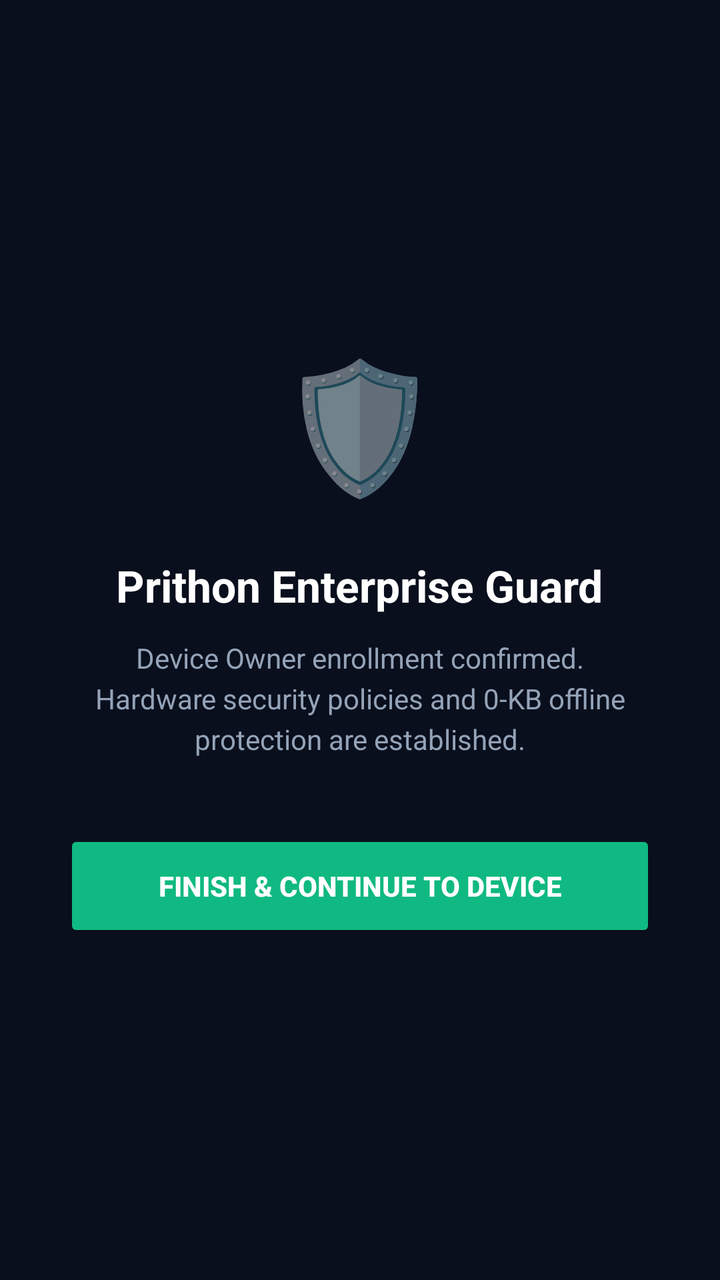
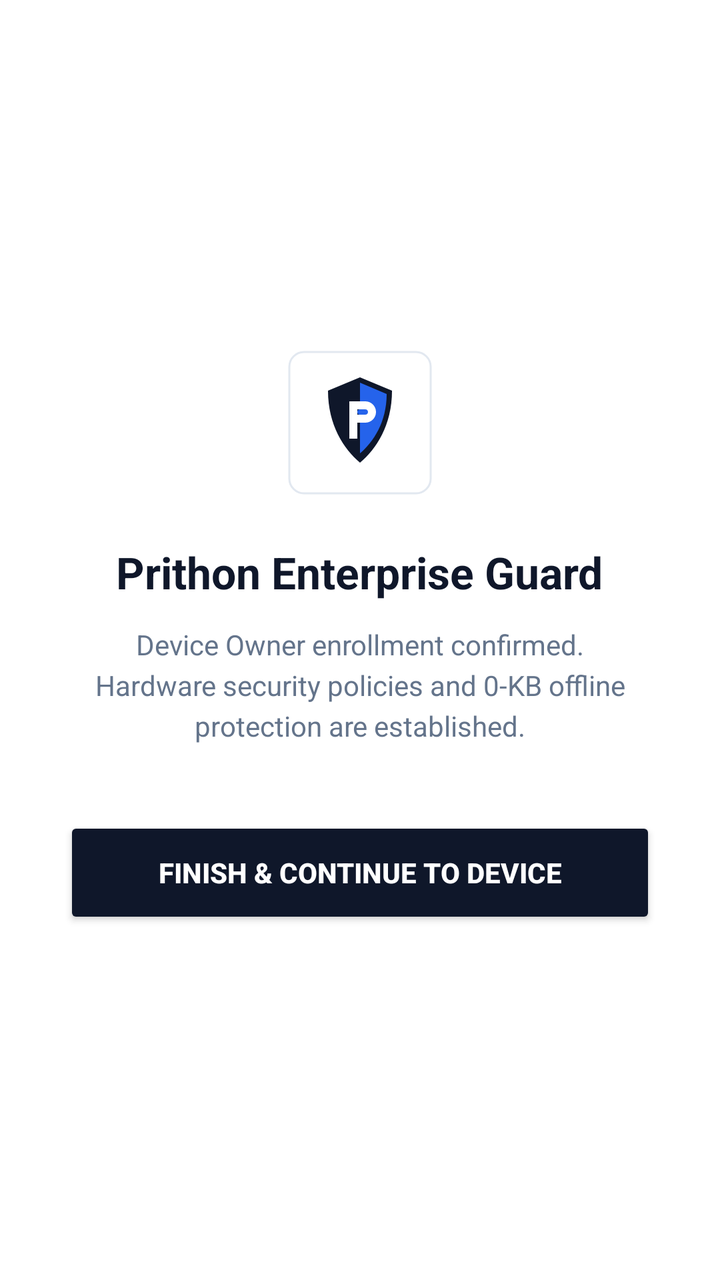

Before-and-after screenshots of an Android layout around one commit, followed by the original layout XML and the change that was made.
<!-- AndroidManifest.xml: application theme Theme.PrithonDpc -->
<!-- res/layout/activity_finalize.xml -->
<?xml version="1.0" encoding="utf-8"?>
<LinearLayout xmlns:android="http://schemas.android.com/apk/res/android"
    android:layout_width="match_parent"
    android:layout_height="match_parent"
    android:orientation="vertical"
    android:gravity="center"
    android:background="@color/bg_dark"
    android:padding="32dp">

    <TextView
        android:layout_width="wrap_content"
        android:layout_height="wrap_content"
        android:text="🛡️"
        android:textSize="64sp"
        android:layout_marginBottom="24dp" />

    <TextView
        android:layout_width="wrap_content"
        android:layout_height="wrap_content"
        android:text="Prithon Enterprise Guard"
        android:textColor="@color/white"
        android:textSize="22sp"
        android:textStyle="bold"
        android:gravity="center"
        android:layout_marginBottom="12dp" />

    <TextView
        android:layout_width="wrap_content"
        android:layout_height="wrap_content"
        android:text="Device Owner enrollment confirmed.\nHardware security policies and 0-KB offline protection are established."
        android:textColor="@color/text_muted"
        android:textSize="14sp"
        android:lineSpacingExtra="4dp"
        android:gravity="center"
        android:layout_marginBottom="36dp" />

    <Button
        android:id="@+id/btnCompleteSetup"
        android:layout_width="match_parent"
        android:layout_height="56dp"
        android:text="FINISH &amp; CONTINUE TO DEVICE"
        android:textSize="14sp"
        android:textStyle="bold"
        android:backgroundTint="@color/green_success"
        android:textColor="@color/white" />

</LinearLayout>
<!-- resources referenced by this layout -->
<resources>
  <color name="bg_dark">#0A0F1D</color>
  <color name="green_success">#10B981</color>
  <color name="text_muted">#94A3B8</color>
  <color name="white">#FFFFFFFF</color>
  <style name="Theme.PrithonDpc" parent="Theme.MaterialComponents.DayNight.NoActionBar">
          <item name="colorPrimary">@color/blue_primary</item>
          <item name="android:statusBarColor">@color/bg_dark</item>
          <item name="android:navigationBarColor">@color/bg_dark</item>
      </style>
  <color name="blue_primary">#3B82F6</color>
</resources>

<!-- the commit's change to res/layout/activity_finalize.xml (unified diff, before → after) -->
@@ -4,21 +4,21 @@
     android:layout_height="match_parent"
     android:orientation="vertical"
     android:gravity="center"
-    android:background="@color/bg_dark"
+    android:background="@color/bg_white"
     android:padding="32dp">
 
-    <TextView
-        android:layout_width="wrap_content"
-        android:layout_height="wrap_content"
-        android:text="🛡️"
-        android:textSize="64sp"
+    <ImageView
+        android:layout_width="72dp"
+        android:layout_height="72dp"
+        android:src="@drawable/ic_launcher"
+        android:contentDescription="Prithon Logo"
         android:layout_marginBottom="24dp" />
 
     <TextView
         android:layout_width="wrap_content"
         android:layout_height="wrap_content"
         android:text="Prithon Enterprise Guard"
-        android:textColor="@color/white"
+        android:textColor="@color/text_primary"
         android:textSize="22sp"
         android:textStyle="bold"
         android:gravity="center"
@@ -41,7 +41,7 @@
         android:text="FINISH &amp; CONTINUE TO DEVICE"
         android:textSize="14sp"
         android:textStyle="bold"
-        android:backgroundTint="@color/green_success"
+        android:backgroundTint="@color/primary_brand"
         android:textColor="@color/white" />
 
 </LinearLayout>
<!-- resource entries referenced after the edit -->
@@ -1,14 +1,59 @@
 <!-- resources referenced by this layout -->
 <resources>
-  <color name="bg_dark">#0A0F1D</color>
-  <color name="green_success">#10B981</color>
-  <color name="text_muted">#94A3B8</color>
+  <color name="bg_white">#FFFFFFFF</color>
+  <color name="primary_brand">#FF0F172A</color>
+  <color name="text_muted">#FF64748B</color>
+  <color name="text_primary">#FF0F172A</color>
   <color name="white">#FFFFFFFF</color>
-  <style name="Theme.PrithonDpc" parent="Theme.MaterialComponents.DayNight.NoActionBar">
-          <item name="colorPrimary">@color/blue_primary</item>
-          <item name="android:statusBarColor">@color/bg_dark</item>
-          <item name="android:navigationBarColor">@color/bg_dark</item>
+  <!-- drawable ic_launcher (drawable) -->
+  <vector xmlns:android="http://schemas.android.com/apk/res/android"
+      android:width="108dp"
+      android:height="108dp"
+      android:viewportWidth="108"
+      android:viewportHeight="108">
+      
+      
+      <path
+          android:fillColor="#FFFFFFFF"
+          android:pathData="M 12 0 H 96 A 12 12 0 0 1 108 12 V 96 A 12 12 0 0 1 96 108 H 12 A 12 12 0 0 1 0 96 V 12 A 12 12 0 0 1 12 0 Z"/>
+      
+      
+      <path
+          android:strokeColor="#FFE2E8F0"
+          android:strokeWidth="1.5"
+          android:fillColor="#00000000"
+          android:pathData="M 12 1 H 96 A 11 11 0 0 1 107 12 V 96 A 11 11 0 0 1 96 107 H 12 A 11 11 0 0 1 1 96 V 12 A 11 11 0 0 1 12 1 Z"/>
+  
+      
+      <path
+          android:fillColor="#FF0F172A"
+          android:pathData="M54,20 L78,30 C78,56 66,74 54,84 C42,74 30,56 30,30 Z"/>
+  
+      
+      <path
+          android:fillColor="#FF2563EB"
+          android:pathData="M54,24 L74,32.5 C74,53.5 64,68.5 54,77 Z"/>
+  
+      
+      <path
+          android:fillColor="#FFFFFFFF"
+          android:pathData="M46,38 H58 C62.4,38 66,41.6 66,46 C66,50.4 62.4,54 58,54 H52 V66 H46 Z M52,44 V48 H58 C59.1,48 60,47.1 60,46 C60,44.9 59.1,44 58,44 Z"/>
+  
+      
+      <path
+          android:fillColor="#FF2563EB"
+          android:pathData="M56,46 A 2 2 0 1 1 52 46 A 2 2 0 1 1 56 46 Z"/>
+  </vector>
+  <style name="Theme.PrithonDpc" parent="Theme.MaterialComponents.Light.NoActionBar">
+          <item name="colorPrimary">@color/primary_brand</item>
+          <item name="colorPrimaryVariant">@color/text_primary</item>
+          <item name="colorOnPrimary">@color/white</item>
+          <item name="android:windowBackground">@color/bg_canvas</item>
+          <item name="android:statusBarColor">@color/bg_white</item>
+          <item name="android:navigationBarColor">@color/bg_white</item>
+          <item name="android:windowLightStatusBar" tools:targetApi="m">true</item>
+          <item name="android:windowLightNavigationBar" tools:targetApi="o_mr1">true</item>
       </style>
-  <color name="blue_primary">#3B82F6</color>
+  <color name="bg_canvas">#FFF8FAFC</color>
 </resources>
 
